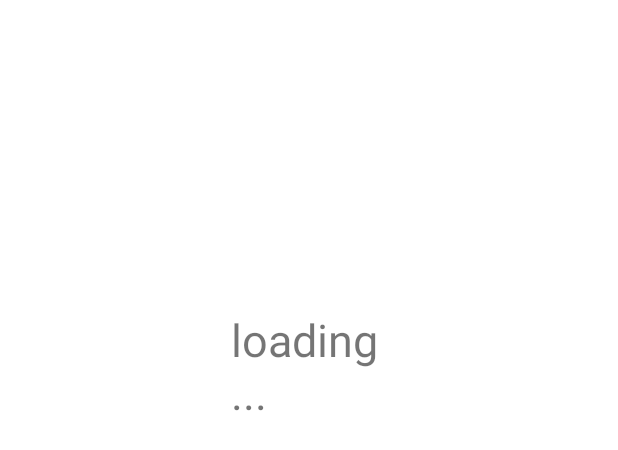
After one commit to Marco0822/physics-app, an Android app: the layout activity_load.xml on its own in the app's theme, with its tools: preview values and no code run, on a phone screen of 412 x 824 dp. The commit adds this screen. Shown: the top 450 px of the screen. Run offline under Robolectric (Android 15) with nearby library versions, the phone set to English and light mode, and no system bars.

Commit message:
trying to fix cant find load n chat bug

```diff
--- a/app/src/main/java/com/example/test1/chat.kt
+++ b/app/src/main/java/com/example/test1/chat.kt
@@ -1,11 +1,13 @@
 package com.example.test1
 
+import android.os.Bundle
 import androidx.appcompat.app.AppCompatActivity
-import android.os.Bundle
+
+
 
 class chat : AppCompatActivity() {
     override fun onCreate(savedInstanceState: Bundle?) {
         super.onCreate(savedInstanceState)
-        setContentView(R.layout.activity_bio_exercise)
+        setContentView(R.layout.activity_chat)
     }
 }
--- /dev/null
+++ b/app/src/main/res/layout/activity_load.xml
@@ -0,0 +1,19 @@
+<?xml version="1.0" encoding="utf-8"?>
+<androidx.constraintlayout.widget.ConstraintLayout xmlns:android="http://schemas.android.com/apk/res/android"
+    xmlns:app="http://schemas.android.com/apk/res-auto"
+    xmlns:tools="http://schemas.android.com/tools"
+    android:layout_width="match_parent"
+    android:layout_height="match_parent"
+    tools:context=".load">
+
+    <TextView
+        android:id="@+id/textView"
+        android:layout_width="104dp"
+        android:layout_height="412dp"
+        android:text="loading..."
+        android:textSize="30sp"
+        app:layout_constraintBottom_toBottomOf="parent"
+        app:layout_constraintEnd_toEndOf="parent"
+        app:layout_constraintStart_toStartOf="parent"
+        app:layout_constraintTop_toTopOf="parent" />
+</androidx.constraintlayout.widget.ConstraintLayout>
```
Also changed, not shown: app/src/main/java/com/example/test1/MainActivity.kt (+8 -4 lines), app/src/main/java/com/example/test1/load.kt (added, +19 -0 lines).
